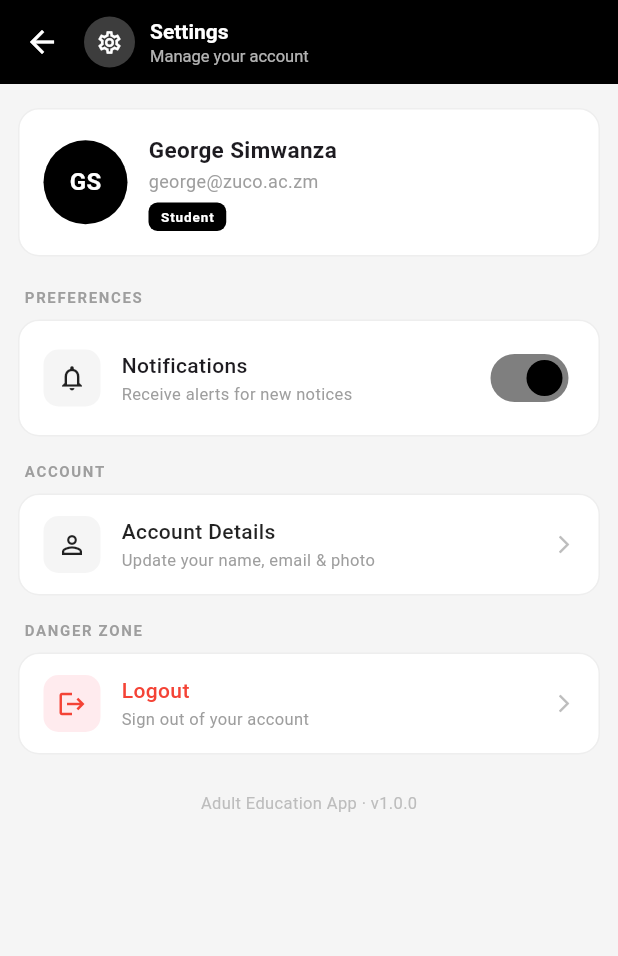
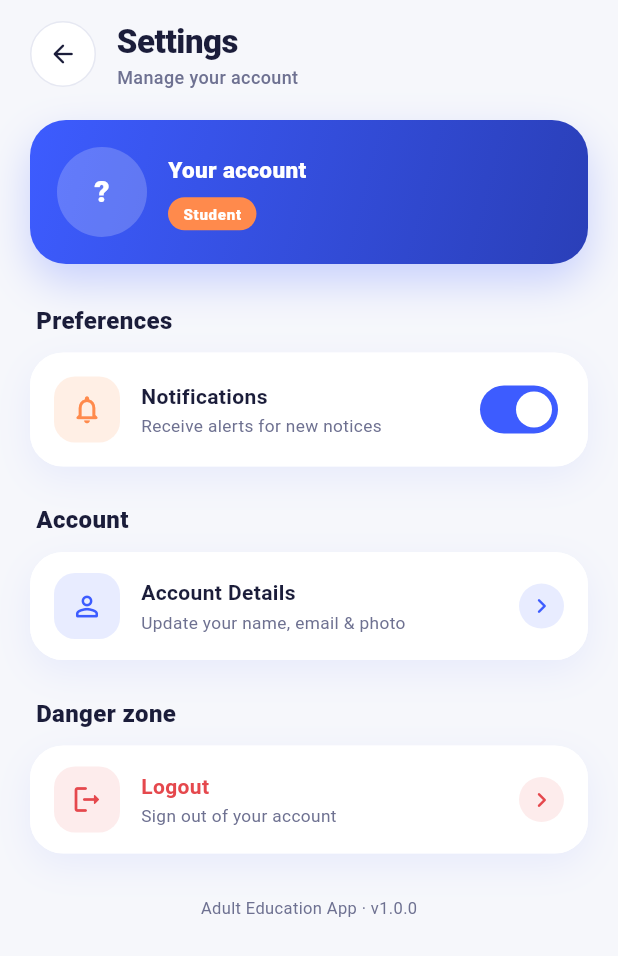
Before and after one commit to georgesimwanza/AdultEducation, a Flutter app: the NotificationPage screen opened directly, on a phone screen of 412 x 824 dp. Shown: the top 956 px of the screen. Run offline on Flutter 3.47's test engine with Material 3 defaults, Android fonts, the phone set to English and light mode, and no system bars; our stand-ins replace dio, file_picker, shared_preferences, sqflite, supabase_flutter, table_calendar and 1 more; missing offline and left inert: flutter_pdfview; accounts and stored records are empty.

Commit message:
new screens redisigned

```diff
--- a/adult/lib/screens/notification.dart
+++ b/adult/lib/screens/notification.dart
@@ -1,13 +1,15 @@
 import 'package:flutter/material.dart';
 import 'package:provider/provider.dart';
 import '../Controller/auth_controller.dart';
+import 'package:adult/screens/color.dart'; // EduColors (same import as AccountDetailsPage)
+import 'package:adult/screens/account_settings.dart'; // adjust if the file name differs
 
 /// Displays application settings for the current user.
 ///
-/// The screen currently provides:
+/// The screen provides:
 /// - Profile information.
 /// - Notification preferences.
-/// - Account details navigation placeholder.
+/// - Navigation to the Account Details page.
 /// - Logout functionality.
 class NotificationPage extends StatefulWidget {
   const NotificationPage({super.key});
@@ -17,169 +19,169 @@ class NotificationPage extends StatefulWidget {
 }
 
 class _NotificationPageState extends State<NotificationPage> {
-  // Stores whether application notifications
-  // are currently enabled.
+  // Stores whether application notifications are currently enabled.
   bool _notificationsEnabled = true;
+
+  void _openAccountDetails() {
+    Navigator.push(
+      context,
+      MaterialPageRoute(builder: (_) => const AccountDetailsPage()),
+    );
+  }
 
   @override
   Widget build(BuildContext context) {
     return Scaffold(
-      backgroundColor: const Color(0xFFF5F5F5),
-
-      // Settings page header.
-      appBar: AppBar(
-        backgroundColor: Colors.black,
-        foregroundColor: Colors.white,
-        titleSpacing: 0,
-
-        // Allows the user to return to the previous page.
-        leading: const BackButton(),
-
-        title: Row(
+      backgroundColor: EduColors.background,
+      body: SafeArea(
+        child: Column(
           children: [
-            // Settings icon.
-            CircleAvatar(
-              radius: 17,
-              backgroundColor: Colors.white24,
-              child: const Icon(
-                Icons.settings_outlined,
-                color: Colors.white,
-                size: 18,
-              ),
-            ),
-
-            const SizedBox(width: 10),
-
-            // Settings title and description.
-            const Column(
+            _buildTopBar(),
+            Expanded(
+              child: SingleChildScrollView(
+                padding: const EdgeInsets.fromLTRB(20, 8, 20, 24),
+                child: Column(
                   crossAxisAlignment: CrossAxisAlignment.start,
                   children: [
-                Text(
-                  'Settings',
-                  style: TextStyle(fontSize: 14, fontWeight: FontWeight.w600),
-                ),
+                    const _ProfileCard(),
+                    const SizedBox(height: 26),
 
-                Text(
-                  'Manage your account',
-                  style: TextStyle(fontSize: 11, color: Colors.white70),
-                ),
-              ],
-            ),
-          ],
-        ),
-      ),
-
-      // Scrollable settings content.
-      body: SingleChildScrollView(
-        padding: const EdgeInsets.symmetric(horizontal: 12, vertical: 16),
-
-        child: Column(
-          crossAxisAlignment: CrossAxisAlignment.start,
-
-          children: [
-            // Profile information card.
-            _ProfileCard(),
-
-            const SizedBox(height: 20),
-
-            // Preferences section.
+                    // ── Preferences ──────────────────────────────────
                     _sectionLabel('Preferences'),
-
-            const SizedBox(height: 8),
-
-            // Notification settings.
+                    const SizedBox(height: 10),
                     _SettingsCard(
                       children: [
                         _ToggleTile(
-                  icon: Icons.notifications_outlined,
+                          icon: Icons.notifications_none_rounded,
+                          tint: EduColors.accentSoft,
+                          fg: EduColors.accent,
                           title: 'Notifications',
                           subtitle: 'Receive alerts for new notices',
-
-                  // Current notification state.
                           value: _notificationsEnabled,
-
-                  // Update notification state when
-                  // the switch is changed.
                           onChanged: (val) =>
                               setState(() => _notificationsEnabled = val),
                         ),
                       ],
                     ),
 
-            const SizedBox(height: 16),
+                    const SizedBox(height: 24),
 
-            // Account section.
+                    // ── Account ──────────────────────────────────────
                     _sectionLabel('Account'),
-
-            const SizedBox(height: 8),
-
+                    const SizedBox(height: 10),
                     _SettingsCard(
                       children: [
                         _ActionTile(
-                  icon: Icons.person_outline,
+                          icon: Icons.person_outline_rounded,
+                          tint: EduColors.primarySoft,
+                          fg: EduColors.primary,
                           title: 'Account Details',
                           subtitle: 'Update your name, email & photo',
-
-                  // Account details navigation is
-                  // currently a placeholder.
-                  onTap: () {
-                    // TODO: navigate to account details page
-                  },
-                ),
-              ],
-            ),
-
-            const SizedBox(height: 16),
-
-            // Destructive account actions.
-            _sectionLabel('Danger zone'),
-
-            const SizedBox(height: 8),
-
-            _SettingsCard(
-              children: [
-                _ActionTile(
-                  icon: Icons.logout,
-                  title: 'Logout',
-                  subtitle: 'Sign out of your account',
-                  destructive: true,
-
-                  // Show a confirmation dialog before logging out.
-                  onTap: () => _confirmLogout(context),
+                          onTap: _openAccountDetails,
                         ),
                       ],
                     ),
 
                     const SizedBox(height: 24),
 
-            // Application version information.
-            Center(
+                    // ── Danger zone ──────────────────────────────────
+                    _sectionLabel('Danger zone'),
+                    const SizedBox(height: 10),
+                    _SettingsCard(
+                      children: [
+                        _ActionTile(
+                          icon: Icons.logout_rounded,
+                          tint: const Color(0xFFFDECEC),
+                          fg: EduColors.danger,
+                          title: 'Logout',
+                          subtitle: 'Sign out of your account',
+                          destructive: true,
+                          onTap: () => _confirmLogout(context),
+                        ),
+                      ],
+                    ),
+
+                    const SizedBox(height: 28),
+
+                    const Center(
                       child: Text(
                         'Adult Education App · v1.0.0',
-                style: TextStyle(fontSize: 11, color: Colors.grey.shade400),
+                        style: TextStyle(
+                          fontSize: 11,
+                          color: EduColors.textSecondary,
                         ),
                       ),
-
-            const SizedBox(height: 16),
+                    ),
+                    const SizedBox(height: 8),
+                  ],
+                ),
+              ),
+            ),
           ],
         ),
       ),
     );
   }
 
-  /// Builds a small uppercase section heading.
+  Widget _buildTopBar() {
+    return Padding(
+      padding: const EdgeInsets.fromLTRB(20, 12, 20, 12),
+      child: Row(
+        children: [
+          GestureDetector(
+            onTap: () => Navigator.maybePop(context),
+            child: Container(
+              width: 44,
+              height: 44,
+              decoration: BoxDecoration(
+                color: EduColors.surface,
+                shape: BoxShape.circle,
+                border: Border.all(color: EduColors.border),
+              ),
+              child: const Icon(Icons.arrow_back_rounded,
+                  color: EduColors.textPrimary, size: 20),
+            ),
+          ),
+          const SizedBox(width: 14),
+          const Expanded(
+            child: Column(
+              crossAxisAlignment: CrossAxisAlignment.start,
+              children: [
+                Text(
+                  'Settings',
+                  style: TextStyle(
+                    fontSize: 22,
+                    fontWeight: FontWeight.w800,
+                    color: EduColors.textPrimary,
+                    letterSpacing: -0.3,
+                  ),
+                ),
+                Text(
+                  'Manage your account',
+                  style: TextStyle(
+                    fontSize: 12,
+                    fontWeight: FontWeight.w500,
+                    color: EduColors.textSecondary,
+                  ),
+                ),
+              ],
+            ),
+          ),
+        ],
+      ),
+    );
+  }
+
+  /// Builds a section heading.
   Widget _sectionLabel(String label) {
     return Padding(
       padding: const EdgeInsets.only(left: 4),
-
       child: Text(
-        label.toUpperCase(),
-
-        style: TextStyle(
-          fontSize: 10,
-          fontWeight: FontWeight.w700,
-          letterSpacing: 1.1,
-          color: Colors.grey.shade500,
+        label,
+        style: const TextStyle(
+          fontSize: 16,
+          fontWeight: FontWeight.w800,
+          color: EduColors.textPrimary,
         ),
       ),
     );
@@ -187,40 +189,52 @@ class _NotificationPageState extends State<NotificationPage> {
 
   /// Displays a confirmation dialog before logging out.
   ///
-  /// If the user confirms, the authentication controller
-  /// performs the logout and the user is redirected to
-  /// the login page.
+  /// If the user confirms, the authentication controller performs the
+  /// logout and the user is redirected to the login page.
   Future<void> _confirmLogout(BuildContext context) async {
-    // Display the confirmation dialog.
     final confirm = await showDialog<bool>(
       context: context,
-
       builder: (ctx) => AlertDialog(
-        shape: RoundedRectangleBorder(borderRadius: BorderRadius.circular(14)),
-
+        backgroundColor: EduColors.surface,
+        shape: RoundedRectangleBorder(borderRadius: BorderRadius.circular(24)),
         title: const Text(
           'Logout',
-          style: TextStyle(fontWeight: FontWeight.w600),
+          style: TextStyle(
+            fontWeight: FontWeight.w800,
+            fontSize: 18,
+            color: EduColors.textPrimary,
           ),
-
-        content: const Text('Are you sure you want to sign out?'),
-
+        ),
+        content: const Text(
+          'Are you sure you want to sign out?',
+          style: TextStyle(
+            fontSize: 14,
+            height: 1.4,
+            color: EduColors.textSecondary,
+          ),
+        ),
         actions: [
-          // Cancel the logout operation.
           TextButton(
             onPressed: () => Navigator.pop(ctx, false),
-
-            child: const Text('Cancel', style: TextStyle(color: Colors.grey)),
+            child: const Text(
+              'Cancel',
+              style: TextStyle(
+                color: EduColors.textSecondary,
+                fontWeight: FontWeight.w700,
               ),
-
-          // Confirm logout.
-          TextButton(
+            ),
+          ),
+          ElevatedButton(
             onPressed: () => Navigator.pop(ctx, true),
-
-            child: const Text(
-              'Logout',
-              style: TextStyle(color: Colors.red, fontWeight: FontWeight.w600),
+            style: ElevatedButton.styleFrom(
+              backgroundColor: EduColors.danger,
+              foregroundColor: EduColors.onPrimary,
+              elevation: 0,
+              shape: RoundedRectangleBorder(
+                borderRadius: BorderRadius.circular(16),
               ),
+            ),
+            child: const Text('Logout'),
           ),
         ],
       ),
@@ -228,89 +242,105 @@ class _NotificationPageState extends State<NotificationPage> {
 
     // Only perform logout when the user confirms.
     if (confirm == true && context.mounted) {
-      // Clear authentication state through
-      // the application's AuthController.
+      final navigator = Navigator.of(context);
       await context.read<AuthController>().logout();
 
-      // Remove previous navigation history and
-      // send the user back to the login screen.
-      Navigator.pushNamedAndRemoveUntil(context, '/login', (route) => false);
+      // Remove previous navigation history and send the user back
+      // to the login screen. (Change '/login' if you use a welcome route.)
+      if (navigator.mounted) {
+        navigator.pushNamedAndRemoveUntil('/login', (route) => false);
+      }
     }
   }
 }
 
-/// Displays the user's profile information.
+/// Displays the signed-in user's profile information.
 class _ProfileCard extends StatelessWidget {
+  const _ProfileCard();
+
+  /// Up to two initials from the email's local part ("tm.user@…" → "TM").
+  String _initials(String email) {
+    final local = email.split('@').first;
+    final parts =
+    local.split(RegExp(r'[._\-\s]+')).where((p) => p.isNotEmpty).toList();
+    if (parts.isEmpty) return '?';
+    if (parts.length == 1) {
+      final p = parts.first;
+      return (p.length >= 2 ? p.substring(0, 2) : p).toUpperCase();
+    }
+    return (parts[0][0] + parts[1][0]).toUpperCase();
+  }
+
   @override
   Widget build(BuildContext context) {
+    final email = context.watch<AuthController>().currentUser?.email ?? '';
+
     return Container(
-      padding: const EdgeInsets.all(16),
-
+      padding: const EdgeInsets.all(18),
       decoration: BoxDecoration(
-        color: Colors.white,
-        borderRadius: BorderRadius.circular(14),
-        border: Border.all(color: Colors.grey.shade200),
+        gradient: const LinearGradient(
+          colors: [EduColors.primary, EduColors.primaryDark],
+          begin: Alignment.topLeft,
+          end: Alignment.bottomRight,
         ),
-
+        borderRadius: BorderRadius.circular(24),
+        boxShadow: const [
+          BoxShadow(
+            color: Color(0x403D5CFF),
+            blurRadius: 24,
+            offset: Offset(0, 12),
+          ),
+        ],
+      ),
       child: Row(
         children: [
-          // User avatar.
-          CircleAvatar(
-            radius: 28,
-            backgroundColor: Colors.black,
-
-            child: const Text(
-              'GS',
-              style: TextStyle(
-                color: Colors.white,
-                fontWeight: FontWeight.w700,
-                fontSize: 16,
+          Container(
+            width: 60,
+            height: 60,
+            alignment: Alignment.center,
+            decoration: const BoxDecoration(
+              color: EduColors.onPrimaryFaint,
+              shape: BoxShape.circle,
+            ),
+            child: Text(
+              _initials(email),
+              style: const TextStyle(
+                color: EduColors.onPrimary,
+                fontWeight: FontWeight.w800,
+                fontSize: 20,
               ),
             ),
           ),
-
           const SizedBox(width: 14),
-
           Expanded(
             child: Column(
               crossAxisAlignment: CrossAxisAlignment.start,
-
               children: [
-                // User name.
-                const Text(
-                  'George Simwanza',
-                  style: TextStyle(fontSize: 15, fontWeight: FontWeight.w600),
+                Text(
+                  email.isEmpty ? 'Your account' : email,
+                  maxLines: 1,
+                  overflow: TextOverflow.ellipsis,
+                  style: const TextStyle(
+                    fontSize: 15,
+                    fontWeight: FontWeight.w800,
+                    color: EduColors.onPrimary,
                   ),
-
-                const SizedBox(height: 2),
-
-                // User email.
-                Text(
-                  'george@zuco.ac.zm',
-                  style: TextStyle(fontSize: 12, color: Colors.grey.shade500),
                 ),
-
-                const SizedBox(height: 6),
-
-                // User role badge.
+                const SizedBox(height: 8),
                 Container(
-                  padding: const EdgeInsets.symmetric(
-                    horizontal: 8,
-                    vertical: 3,
+                  padding:
+                  const EdgeInsets.symmetric(horizontal: 10, vertical: 4),
+                  decoration: BoxDecoration(
+                    color: EduColors.accent,
+                    borderRadius: BorderRadius.circular(20),
                   ),
-
-                  decoration: BoxDecoration(
-                    color: Colors.black,
-                    borderRadius: BorderRadius.circular(6),
-                  ),
-
                   child: const Text(
                     'Student',
                     style: TextStyle(
-                      color: Colors.white,
-                      fontSize: 9,
-                      fontWeight: FontWeight.w700,
-                      letterSpacing: 0.6,
+                      color: EduColors.onPrimary,
+                      fontSize: 10,
+                      fontWeight: FontWeight.w800,
+                      letterSpacing: 0.5,
                     ),
                   ),
                 ),
@@ -333,24 +363,27 @@ class _SettingsCard extends StatelessWidget {
   Widget build(BuildContext context) {
     return Container(
       decoration: BoxDecoration(
-        color: Colors.white,
-        borderRadius: BorderRadius.circular(14),
-        border: Border.all(color: Colors.grey.shade200),
+        color: EduColors.surface,
+        borderRadius: BorderRadius.circular(22),
+        boxShadow: EduColors.cardShadow,
       ),
-
-      // Allows multiple settings items to be
-      // displayed inside the same card.
+      child: ClipRRect(
+        borderRadius: BorderRadius.circular(22),
+        // Material so the InkWell ripple shows inside the card.
+        child: Material(
+          color: EduColors.surface,
           child: Column(children: children),
+        ),
+      ),
     );
   }
 }
 
 /// Displays a settings item containing a switch.
-///
-/// This widget is reusable for boolean preferences
-/// such as notification settings.
 class _ToggleTile extends StatelessWidget {
   final IconData icon;
+  final Color tint;
+  final Color fg;
   final String title;
   final String subtitle;
   final bool value;
@@ -358,6 +391,8 @@ class _ToggleTile extends StatelessWidget {
 
   const _ToggleTile({
     required this.icon,
+    required this.tint,
+    required this.fg,
     required this.title,
     required this.subtitle,
     required this.value,
@@ -368,53 +403,45 @@ class _ToggleTile extends StatelessWidget {
   Widget build(BuildContext context) {
     return Padding(
       padding: const EdgeInsets.symmetric(horizontal: 16, vertical: 14),
-
       child: Row(
         children: [
-          // Settings icon.
           Container(
-            width: 38,
-            height: 38,
-
+            width: 44,
+            height: 44,
             decoration: BoxDecoration(
-              color: Colors.grey.shade100,
-              borderRadius: BorderRadius.circular(10),
+              color: tint,
+              borderRadius: BorderRadius.circular(14),
             ),
-
-            child: Icon(icon, size: 20, color: Colors.black87),
+            child: Icon(icon, size: 22, color: fg),
           ),
-
           const SizedBox(width: 14),
-
-          // Setting title and description.
           Expanded(
             child: Column(
               crossAxisAlignment: CrossAxisAlignment.start,
-
               children: [
                 Text(
                   title,
                   style: const TextStyle(
                     fontSize: 14,
-                    fontWeight: FontWeight.w500,
+                    fontWeight: FontWeight.w700,
+                    color: EduColors.textPrimary,
                   ),
                 ),
-
-                const SizedBox(height: 1),
-
+                const SizedBox(height: 2),
                 Text(
                   subtitle,
-                  style: TextStyle(fontSize: 11, color: Colors.grey.shade500),
+                  style: const TextStyle(
+                    fontSize: 11.5,
+                    color: EduColors.textSecondary,
+                  ),
                 ),
               ],
             ),
           ),
-
-          // Switch used to change the setting.
           Switch.adaptive(
             value: value,
             onChanged: onChanged,
-            activeColor: Colors.black,
+            activeTrackColor: EduColors.primary,
           ),
         ],
       ),
@@ -424,10 +451,12 @@ class _ToggleTile extends StatelessWidget {
 
 /// Displays an action that can be tapped by the user.
 ///
-/// [destructive] changes the styling to indicate a
-/// potentially destructive operation such as logout.
+/// [destructive] changes the styling to indicate a potentially
+/// destructive operation such as logout.
 class _ActionTile extends StatelessWidget {
   final IconData icon;
+  final Color tint;
+  final Color fg;
   final String title;
   final String subtitle;
   final VoidCallback onTap;
@@ -435,6 +464,8 @@ class _ActionTile extends StatelessWidget {
 
   const _ActionTile({
     required this.icon,
+    required this.tint,
+    required this.fg,
     required this.title,
     required this.subtitle,
     required this.onTap,
@@ -443,65 +474,62 @@ class _ActionTile extends StatelessWidget {
 
   @override
   Widget build(BuildContext context) {
-    // Use red for destructive actions and black
-    // for normal actions.
-    final color = destructive ? Colors.red : Colors.black87;
-
     return InkWell(
       onTap: onTap,
-
-      borderRadius: BorderRadius.circular(14),
-
+      splashColor: tint,
       child: Padding(
         padding: const EdgeInsets.symmetric(horizontal: 16, vertical: 14),
-
         child: Row(
           children: [
-            // Action icon.
             Container(
-              width: 38,
-              height: 38,
-
+              width: 44,
+              height: 44,
               decoration: BoxDecoration(
-                color: destructive ? Colors.red.shade50 : Colors.grey.shade100,
-                borderRadius: BorderRadius.circular(10),
+                color: tint,
+                borderRadius: BorderRadius.circular(14),
               ),
-
-              child: Icon(icon, size: 20, color: color),
+              child: Icon(icon, size: 22, color: fg),
             ),
-
             const SizedBox(width: 14),
-
-            // Action title and description.
             Expanded(
               child: Column(
                 crossAxisAlignment: CrossAxisAlignment.start,
-
                 children: [
                   Text(
                     title,
                     style: TextStyle(
                       fontSize: 14,
-                      fontWeight: FontWeight.w500,
-                      color: color,
+                      fontWeight: FontWeight.w700,
+                      color: destructive
+                          ? EduColors.danger
+                          : EduColors.textPrimary,
                     ),
                   ),
-
-                  const SizedBox(height: 1),
-
+                  const SizedBox(height: 2),
                   Text(
                     subtitle,
-                    style: TextStyle(fontSize: 11, color: Colors.grey.shade500),
+                    style: const TextStyle(
+                      fontSize: 11.5,
+                      color: EduColors.textSecondary,
+                    ),
                   ),
                 ],
               ),
             ),
-
-            // Indicates that the item can be opened.
-            Icon(
-              Icons.arrow_forward_ios,
-              size: 14,
-              color: Colors.grey.shade400,
+            Container(
+              width: 30,
+              height: 30,
+              decoration: BoxDecoration(
+                color: destructive
+                    ? const Color(0xFFFDECEC)
+                    : EduColors.primarySoft,
+                shape: BoxShape.circle,
+              ),
+              child: Icon(
+                Icons.chevron_right_rounded,
+                size: 20,
+                color: destructive ? EduColors.danger : EduColors.primary,
+              ),
             ),
           ],
         ),
```
Also changed, not shown: adult/lib/screens/navbar.dart (+115 -22 lines). Lines whose indentation alone changed are shown as unchanged.
